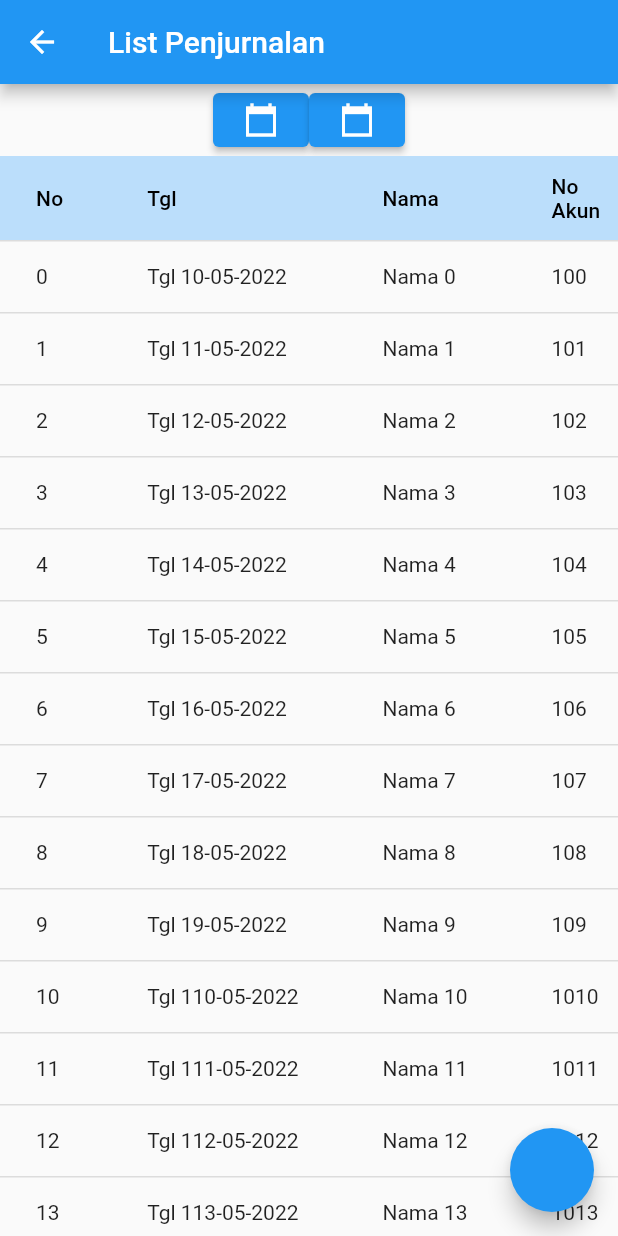
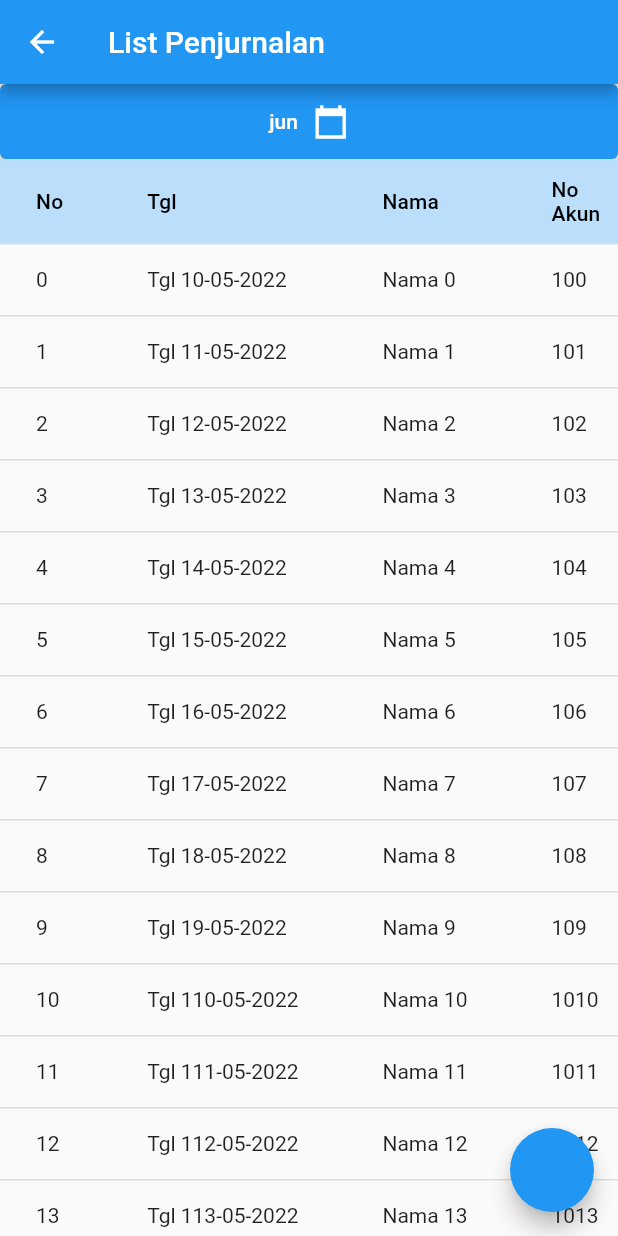
Before and after one commit to mlatifr/klinik_mata_pangkalan_bun, a Flutter app: the ListPenjurnalan screen opened directly, on a phone screen of 412 x 824 dp. Run offline on Flutter 3.47's test engine with Material 2 defaults, Android fonts, the phone set to English and light mode, and no system bars; our stand-ins replace get, shared_preferences; missing offline and left inert: month_year_picker; accounts and stored records are empty.

Commit message:
month picker

```diff
--- a/lib/akuntan/page_input_penjurnalan/views/list_penjurnalan.dart
+++ b/lib/akuntan/page_input_penjurnalan/views/list_penjurnalan.dart
@@ -8,6 +8,21 @@ class ListPenjurnalan extends StatefulWidget {
 }
 
 class _ListPenjurnalanState extends State<ListPenjurnalan> {
+  DateTime _bulanButton = DateTime.now();
+  List _months = [
+    'jan',
+    'feb',
+    'mar',
+    'apr',
+    'may',
+    'jun',
+    'jul',
+    'aug',
+    'sep',
+    'oct',
+    'nov',
+    'dec'
+  ];
   @override
   Widget build(BuildContext context) {
     return SafeArea(
@@ -19,37 +34,32 @@ class _ListPenjurnalanState extends State<ListPenjurnalan> {
           children: [
             Row(mainAxisAlignment: MainAxisAlignment.center, children: [
               ElevatedButton(
-                  onPressed: () {
-                    showDatePicker(
-                            context: context,
-                            initialDate: DateTime.now(),
-                            firstDate: DateTime(2000),
-                            lastDate: DateTime(2200))
-                        .then((value) {
-                      // controllerdateLR.text = value.toString().substring(0, 7);
-                      // // akunObat.globalBacaDataObat(controllerdateLR.text);
-                      // _controllerTglStream.add(controllerdateLR.text);
-                      // print(_controllerTglStream);
-                    });
-                  },
-                  child: Icon(
-                    Icons.calendar_today_sharp,
-                    color: Colors.white,
-                    size: 24.0,
-                  )),
-              ElevatedButton(
+                  style: ElevatedButton.styleFrom(
+                      minimumSize: Size(MediaQuery.of(context).size.width, 50)),
                   onPressed: () {
                     showMonthYearPicker(
                       context: context,
-                      initialDate: DateTime.now(),
+                      initialDate: _bulanButton,
                       firstDate: DateTime(2019),
                       lastDate: DateTime(2023),
-                    );
+                    ).then((value) {
+                      setState(() {
+                        _bulanButton = value;
+                      });
+                    });
                   },
-                  child: Icon(
-                    Icons.calendar_today_sharp,
-                    color: Colors.white,
-                    size: 24.0,
+                  child: Row(
+                    children: [
+                      Text('${_months[_bulanButton.month - 1]}'),
+                      SizedBox(
+                        width: 10,
+                      ),
+                      Icon(
+                        Icons.calendar_today_sharp,
+                        color: Colors.white,
+                        size: 24.0,
+                      ),
+                    ],
                   ))
             ]),
             SingleChildScrollView(
--- a/pubspec.yaml
+++ b/pubspec.yaml
@@ -37,6 +37,7 @@ dependencies:
   intl: ^0.17.0
   month_picker_dialog: ^0.4.0
   month_year_picker: ^0.2.0+1
+  calendar_date_picker2: ^0.1.7
 
 dev_dependencies:
   flutter_test:
```
Also changed, not shown: pubspec.lock.
